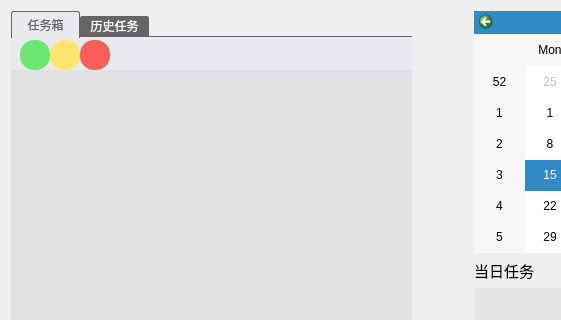
First picture: the form in gui/taskWidget.ui, repository WatsonJay/tomato_farm, before the edit; both pictures show x 0 to 561 and y 0 to 320 of the 886 by 541 pixel window.
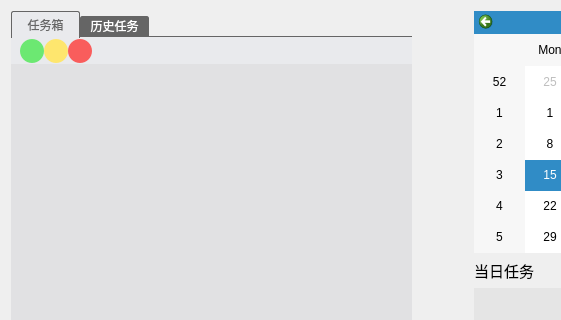
Second picture: the form after the edit. Icons and pictures are not drawn.

```diff
--- a/gui/taskWidget.ui
+++ b/gui/taskWidget.ui
@@ -66,6 +66,25 @@
         <attribute name="title">
          <string>任务箱</string>
         </attribute>
+        <layout class="QVBoxLayout" name="verticalLayout_6">
+         <property name="spacing">
+          <number>0</number>
+         </property>
+         <property name="leftMargin">
+          <number>0</number>
+         </property>
+         <property name="topMargin">
+          <number>1</number>
+         </property>
+         <property name="rightMargin">
+          <number>0</number>
+         </property>
+         <property name="bottomMargin">
+          <number>0</number>
+         </property>
+         <item>
+          <widget class="QStackedWidget" name="stackedWidget">
+           <widget class="QWidget" name="page">
         <layout class="QVBoxLayout" name="verticalLayout_4">
          <property name="spacing">
           <number>0</number>
@@ -74,7 +93,7 @@
           <number>0</number>
          </property>
          <property name="topMargin">
-          <number>3</number>
+              <number>0</number>
          </property>
          <property name="rightMargin">
           <number>0</number>
@@ -87,21 +106,27 @@
            <property name="leftMargin">
             <number>9</number>
            </property>
+               <property name="topMargin">
+                <number>1</number>
+               </property>
            <property name="rightMargin">
             <number>0</number>
            </property>
+               <property name="bottomMargin">
+                <number>1</number>
+               </property>
            <item>
             <widget class="QPushButton" name="addTaskButton">
              <property name="minimumSize">
               <size>
-               <width>30</width>
-               <height>30</height>
+                   <width>24</width>
+                   <height>24</height>
               </size>
              </property>
              <property name="maximumSize">
               <size>
-               <width>30</width>
-               <height>30</height>
+                   <width>24</width>
+                   <height>24</height>
               </size>
              </property>
              <property name="toolTip">
@@ -110,7 +135,7 @@
              <property name="styleSheet">
               <string notr="true">QPushButton{
 	border:none;
-	border-radius:14px;
+	border-radius:12px;
 	background:#6CE872;
 }</string>
              </property>
@@ -121,20 +146,26 @@
               <iconset resource="../icon/icons.qrc">
                <normaloff>:/icon/plus.png</normaloff>:/icon/plus.png</iconset>
              </property>
+                 <property name="iconSize">
+                  <size>
+                   <width>12</width>
+                   <height>12</height>
+                  </size>
+                 </property>
             </widget>
            </item>
            <item>
             <widget class="QPushButton" name="modifTaskButton">
              <property name="minimumSize">
               <size>
-               <width>30</width>
-               <height>30</height>
+                   <width>24</width>
+                   <height>24</height>
               </size>
              </property>
              <property name="maximumSize">
               <size>
-               <width>30</width>
-               <height>30</height>
+                   <width>24</width>
+                   <height>24</height>
               </size>
              </property>
              <property name="toolTip">
@@ -143,7 +174,7 @@
              <property name="styleSheet">
               <string notr="true">QPushButton{
 	border:none;
-	border-radius:14px;
+	border-radius:12px;
 	background:#FEE66E;
 }</string>
              </property>
@@ -154,20 +185,26 @@
               <iconset resource="../icon/icons.qrc">
                <normaloff>:/icon/edit.png</normaloff>:/icon/edit.png</iconset>
              </property>
+                 <property name="iconSize">
+                  <size>
+                   <width>12</width>
+                   <height>12</height>
+                  </size>
+                 </property>
             </widget>
            </item>
            <item>
             <widget class="QPushButton" name="delTaskButton">
              <property name="minimumSize">
               <size>
-               <width>30</width>
-               <height>30</height>
+                   <width>24</width>
+                   <height>24</height>
               </size>
              </property>
              <property name="maximumSize">
               <size>
-               <width>30</width>
-               <height>30</height>
+                   <width>24</width>
+                   <height>24</height>
               </size>
              </property>
              <property name="toolTip">
@@ -176,7 +213,7 @@
              <property name="styleSheet">
               <string notr="true">QPushButton{
 	border:none;
-	border-radius:14px;
+	border-radius:12px;
 	background:#F95D5C;
 }</string>
              </property>
@@ -187,6 +224,12 @@
               <iconset resource="../icon/icons.qrc">
                <normaloff>:/icon/delete_white.png</normaloff>:/icon/delete_white.png</iconset>
              </property>
+                 <property name="iconSize">
+                  <size>
+                   <width>12</width>
+                   <height>12</height>
+                  </size>
+                 </property>
             </widget>
            </item>
            <item>
@@ -212,6 +255,11 @@
 	background-color: rgba(209, 209, 209, 90);
 }</string>
            </property>
+              </widget>
+             </item>
+            </layout>
+           </widget>
+           <widget class="QWidget" name="page_2"/>
           </widget>
          </item>
         </layout>
```
Lines whose indentation alone changed are shown as unchanged.
